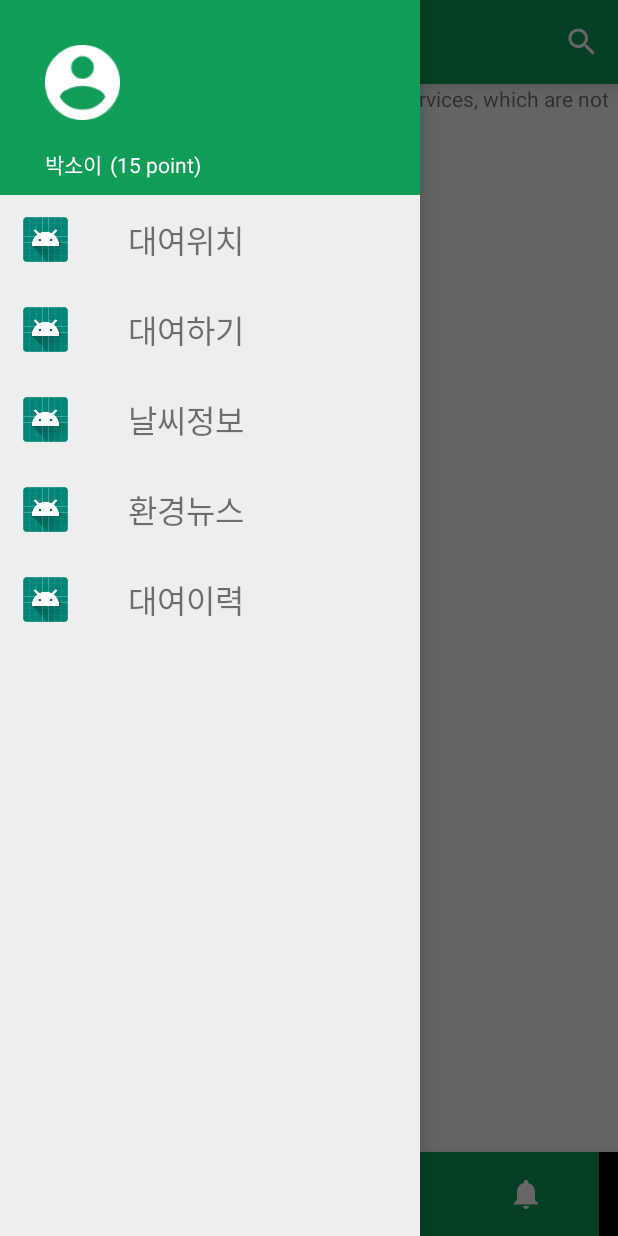
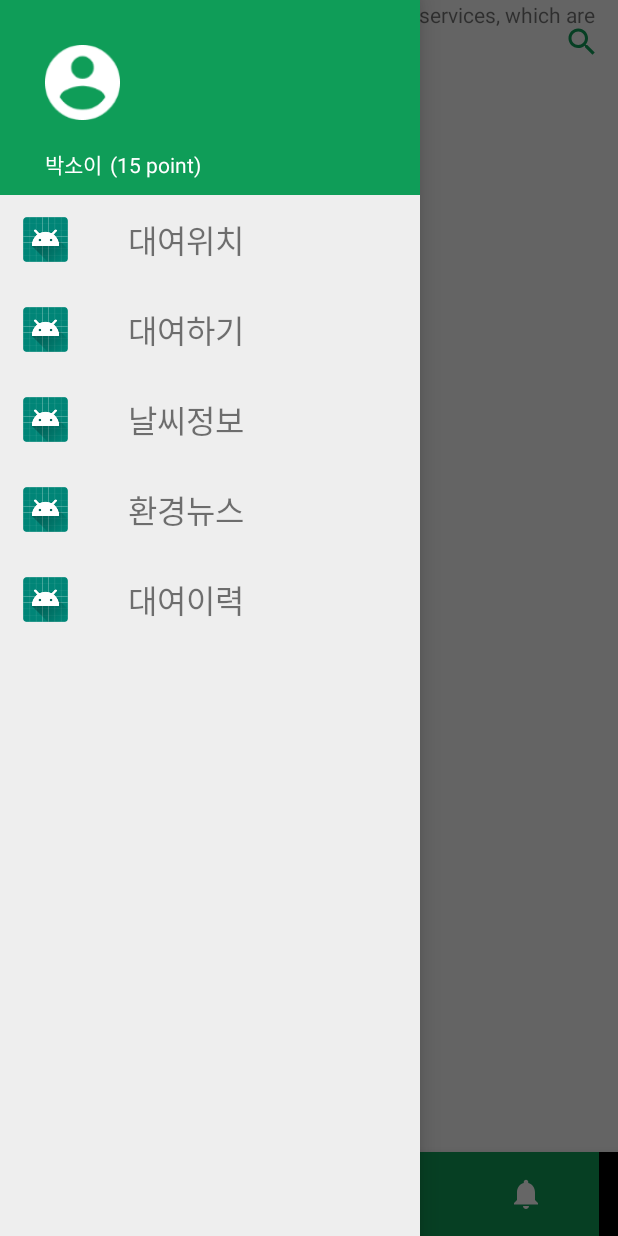
Before and after one commit to Green-Cloud-Project/GreenCloud, an Android app: the BottomNavActivity screen opened directly, with no data from a screen before it, with the side drawer open, on a phone screen of 412 x 824 dp. Run offline under Robolectric (Android 15) with nearby library versions, the phone set to English and light mode, and no system bars; our stand-ins replace Room's generated code, Timber, data binding; libraries missing offline, so code that uses them is left out: com.facebook, com.patloew.rxlocation, com.tbruyelle.rxpermissions2; network calls fail; 15 statements that could not run were skipped.

Commit message:
modify app bar and status bar style(transparent)

```diff
--- a/app/src/main/java/com/share/greencloud/presentation/activity/BottomNavActivity.java
+++ b/app/src/main/java/com/share/greencloud/presentation/activity/BottomNavActivity.java
@@ -12,13 +12,16 @@ import android.view.Menu;
 import android.view.MenuInflater;
 import android.view.MenuItem;
 import android.view.View;
+import android.view.WindowManager;
 import android.widget.Toast;
 
 import androidx.annotation.NonNull;
 import androidx.appcompat.app.ActionBarDrawerToggle;
 import androidx.appcompat.app.AppCompatActivity;
+import androidx.appcompat.graphics.drawable.DrawerArrowDrawable;
 import androidx.appcompat.widget.SearchView;
 import androidx.core.app.ActivityCompat;
+import androidx.core.content.ContextCompat;
 import androidx.core.view.GravityCompat;
 import androidx.databinding.DataBindingUtil;
 import androidx.fragment.app.Fragment;
@@ -93,12 +96,17 @@ public class BottomNavActivity extends AppCompatActivity implements
                 R.string.navigation_drawer_open, R.string.navigation_drawer_close);
         binding.drawerLayout.addDrawerListener(toggle);
         toggle.syncState();
+        DrawerArrowDrawable arrow = toggle.getDrawerArrowDrawable();
+        arrow.setColor(ContextCompat.getColor(getApplicationContext(), R.color.colorPrimary));
         binding.navView.setNavigationItemSelectedListener(this);
 
         bottomSheetBehavior = BottomSheetBehavior.from(binding.rlRentalInfo);
         bottomSheetBehavior.setState(BottomSheetBehavior.STATE_HIDDEN);
 
         binding.rentalInfo.setBottomNavActivity(this);
+
+        getWindow().setFlags(WindowManager.LayoutParams.FLAG_LAYOUT_NO_LIMITS,
+                WindowManager.LayoutParams.FLAG_LAYOUT_NO_LIMITS);
 
         loadDefaultFragment();
 
@@ -111,7 +119,7 @@ public class BottomNavActivity extends AppCompatActivity implements
                     public void run() {
                         loadFragment(childFragment[0]);
                     }
-                },300);
+                }, 300);
             }
         });
         findViewById(R.id.ll_rent_loc).setOnClickListener(new View.OnClickListener() {
@@ -123,7 +131,7 @@ public class BottomNavActivity extends AppCompatActivity implements
                     public void run() {
                         loadFragment(childFragment[0]);
                     }
-                },300);
+                }, 300);
             }
         });
 
@@ -137,7 +145,7 @@ public class BottomNavActivity extends AppCompatActivity implements
                     public void run() {
                         loadFragment(childFragment[3]);
                     }
-                },300);
+                }, 300);
             }
         });
         findViewById(R.id.ll_news).setOnClickListener(new View.OnClickListener() {
@@ -149,7 +157,7 @@ public class BottomNavActivity extends AppCompatActivity implements
                     public void run() {
                         loadFragment(childFragment[1]);
                     }
-                },300);
+                }, 300);
             }
         });
         findViewById(R.id.ll_weather).setOnClickListener(new View.OnClickListener() {
@@ -161,7 +169,7 @@ public class BottomNavActivity extends AppCompatActivity implements
                     public void run() {
                         loadFragment(childFragment[2]);
                     }
-                },300);
+                }, 300);
             }
         });
 
--- a/app/src/main/java/com/share/greencloud/presentation/activity/QRScanActivity.java
+++ b/app/src/main/java/com/share/greencloud/presentation/activity/QRScanActivity.java
@@ -28,7 +28,7 @@ public class QRScanActivity extends AppCompatActivity {
         Timber.d("onCreate");
         super.onCreate(savedInstanceState);
         rxPermissions = new RxPermissions(this);
-        doFullScreen();
+//        doFullScreen();
     }
 
     private void doFullScreen() {
--- a/app/src/main/res/drawable/ic_search_icon.xml
+++ b/app/src/main/res/drawable/ic_search_icon.xml
@@ -4,6 +4,6 @@
         android:viewportWidth="24.0"
         android:viewportHeight="24.0">
     <path
-        android:fillColor="#FFFFFF"
+        android:fillColor="@color/colorPrimary"
         android:pathData="M15.5,14h-0.79l-0.28,-0.27C15.41,12.59 16,11.11 16,9.5 16,5.91 13.09,3 9.5,3S3,5.91 3,9.5 5.91,16 9.5,16c1.61,0 3.09,-0.59 4.23,-1.57l0.27,0.28v0.79l5,4.99L20.49,19l-4.99,-5zM9.5,14C7.01,14 5,11.99 5,9.5S7.01,5 9.5,5 14,7.01 14,9.5 11.99,14 9.5,14z"/>
 </vector>
--- a/app/src/main/res/layout/activity_bottom_nav.xml
+++ b/app/src/main/res/layout/activity_bottom_nav.xml
@@ -28,7 +28,7 @@
                     android:layout_width="match_parent"
                     android:layout_height="match_parent"
                     android:layout_above="@id/bottom_nav_view"
-                    android:layout_marginTop="?attr/actionBarSize"></FrameLayout>
+                    ></FrameLayout>
 
                 <LinearLayout
                     android:layout_width="match_parent"
@@ -39,7 +39,7 @@
                         android:id="@+id/toolbar"
                         android:layout_width="match_parent"
                         android:layout_height="?attr/actionBarSize"
-                        android:background="@color/colorPrimary"
+                        android:background="@android:color/transparent"
                         android:theme="@style/ThemeOverlay.AppCompat.Dark.ActionBar"
                         android:elevation="@dimen/toolbar_elevation"
                         app:popupTheme="@style/ThemeOverlay.AppCompat.Light">
@@ -52,7 +52,7 @@
                             android:text="@string/app_name"
                             android:textSize="@dimen/toolbar_title_size"
                             android:textStyle="bold"
-                            android:textColor="@android:color/white"/>
+                            android:textColor="@color/colorPrimary"/>
 
                     </androidx.appcompat.widget.Toolbar>
                 </LinearLayout>
--- a/app/src/main/res/values/dimens.xml
+++ b/app/src/main/res/values/dimens.xml
@@ -4,7 +4,7 @@
     <dimen name="fab_location_margin_bottom">40dp</dimen>
     <dimen name="fabCustomSize">80dp</dimen>
 
-    <dimen name="toolbar_elevation">10dp</dimen>
+    <dimen name="toolbar_elevation">0dp</dimen>
     <dimen name="toolbar_title_size">20sp</dimen>
 
     <dimen name="bottomsheet_rental_info_height">180dp</dimen>
--- a/app/src/main/res/values/strings.xml
+++ b/app/src/main/res/values/strings.xml
@@ -1,5 +1,5 @@
 <resources>
-    <string name="app_name">GreenCloud</string>
+    <string name="app_name">GREENCLOUD</string>
 
     <string name="facebook_app_id">464836024356605</string>
     <string name="fb_login_protocol_scheme">464836024356605</string>
--- a/app/src/main/res/values/styles.xml
+++ b/app/src/main/res/values/styles.xml
@@ -58,9 +58,11 @@
         <item name="android:background">@color/statusBarColor</item>
     </style>
 
-    <style name="TransparentToolbar" parent="@style/ThemeOverlay.AppCompat.Dark.ActionBar">
+    <style name="TransparentToolbar" parent="@style/Theme.AppCompat.Light.NoActionBar">
         <item name="android:windowActionBarOverlay">true</item>
         <item name="windowActionBarOverlay">true</item>
+        <item name="android:windowTranslucentStatus">true</item>
+        <item name="android:statusBarColor">@android:color/transparent</item>
     </style>
 
 </resources>
```
Also changed, not shown: app/src/main/AndroidManifest.xml (+5 -2 lines).
